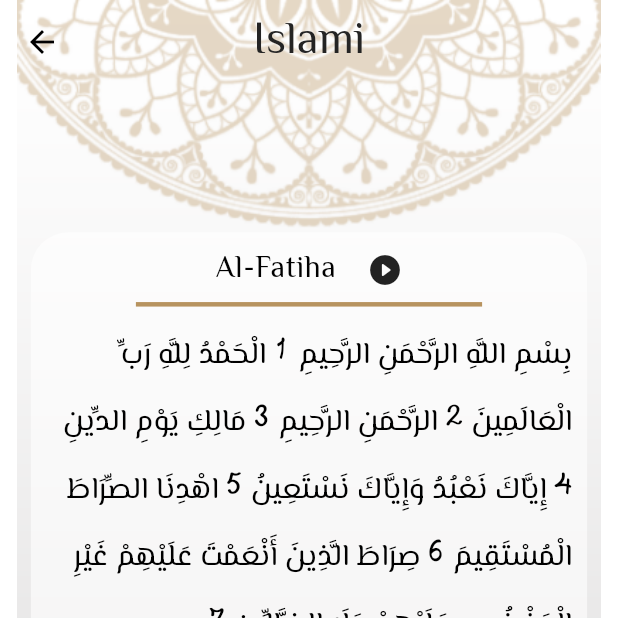
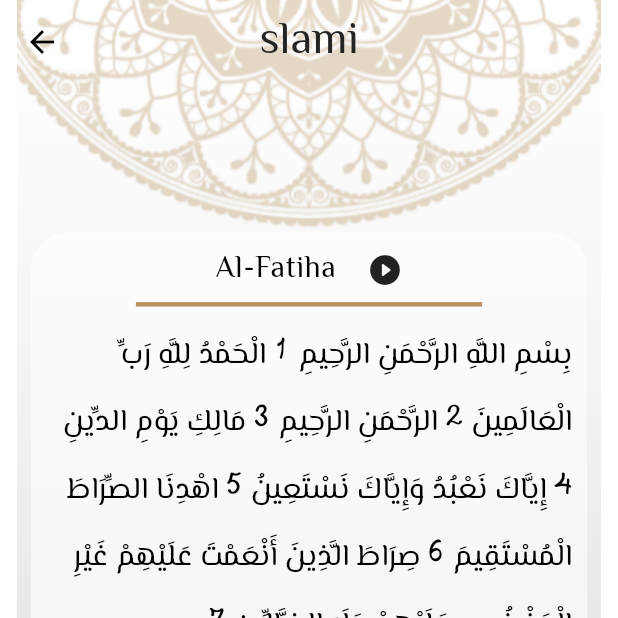
Before and after one commit to ahmedhosni-route/islami_1am_hti, a Flutter app: the screen it shows after launch, after a tap on "Al-Fatiha", on a phone screen of 412 x 824 dp, the top half of it. Run offline on Flutter 3.47's test engine with Material 3 defaults, Android fonts, the phone set to English and light mode, and no system bars; our stand-ins replace easy_localization, google_fonts.

```diff
--- a/lib/main.dart
+++ b/lib/main.dart
@@ -1,13 +1,23 @@
+import 'package:easy_localization/easy_localization.dart';
 import 'package:flutter/material.dart';
 import 'package:islami_1pm/core/theme/app_theme.dart';
 import 'package:islami_1pm/modules/layout/layout_screen.dart';
 import 'package:islami_1pm/modules/splash/splash_screen.dart';
-
 import 'modules/hadeth/hadeth_details_screen.dart';
 import 'modules/quran/surah_details.dart';
 
-void main() {
-  runApp(const MyApp());
+void main() async {
+  WidgetsFlutterBinding.ensureInitialized();
+  await EasyLocalization.ensureInitialized();
+
+  runApp(
+    EasyLocalization(
+        supportedLocales: const [Locale('en'), Locale('ar')],
+        path: 'assets/translations',
+        fallbackLocale: const Locale('en'),
+        child: const MyApp()
+    ),
+  );
 }
 
 class MyApp extends StatelessWidget {
@@ -21,6 +31,9 @@ class MyApp extends StatelessWidget {
       theme: AppTheme.lightTheme,
       darkTheme: AppTheme.darkTheme,
       themeMode: ThemeMode.light,
+      localizationsDelegates: context.localizationDelegates,
+      supportedLocales: context.supportedLocales,
+      locale: context.locale,
       routes: {
         LayoutScreen.routeName: (context) => LayoutScreen(),
         SplashScreen.routeName: (context) => const SplashScreen(),
--- a/lib/modules/layout/layout_screen.dart
+++ b/lib/modules/layout/layout_screen.dart
@@ -1,5 +1,6 @@
 import 'dart:math';
 
+import 'package:easy_localization/easy_localization.dart';
 import 'package:flutter/material.dart';
 import 'package:google_fonts/google_fonts.dart';
 import 'package:islami_1pm/modules/layout/screens/hadeth_screen.dart';
@@ -37,11 +38,11 @@ class _LayoutScreenState extends State<LayoutScreen> {
   //   }
   // }
   List<String> titles = [
-    "Islamic",
-    "Hadeth",
-    "Sebha",
-    "Radio",
-    "Settings",
+    "islami",
+    "hadeth",
+    "sebha",
+    "radio",
+    "settings",
   ];
   List<Widget> screens = [
     QuranScreen(),
@@ -58,7 +59,7 @@ class _LayoutScreenState extends State<LayoutScreen> {
         backgroundColor: Colors.transparent,
         appBar: AppBar(
           title: Text(
-            titles[selectedIndex],
+            titles[selectedIndex].tr(),
           ),
         ),
         bottomNavigationBar: BottomNavigationBar(
@@ -70,21 +71,21 @@ class _LayoutScreenState extends State<LayoutScreen> {
 
             setState(() {});
           },
-          items: const [
+          items:  [
             BottomNavigationBarItem(
                 icon: ImageIcon(AssetImage("assets/Images/icon_quran.png")),
-                label: "Quran"),
+                label: "quran".tr()),
             BottomNavigationBarItem(
                 icon: ImageIcon(AssetImage("assets/Images/icon_hadeth.png")),
-                label: "Hadeth"),
+                label: "hadeth".tr()),
             BottomNavigationBarItem(
                 icon: ImageIcon(AssetImage("assets/Images/icon_sebha.png")),
-                label: "Sebha"),
+                label: "sebha".tr()),
             BottomNavigationBarItem(
                 icon: ImageIcon(AssetImage("assets/Images/icon_radio.png")),
-                label: "Radio"),
+                label: "radio".tr()),
             BottomNavigationBarItem(
-                icon: Icon(Icons.settings), label: "Settings"),
+                icon: Icon(Icons.settings), label: "settings".tr()),
           ],
         ),
         body: PageView(
--- a/lib/modules/layout/screens/quran_screen.dart
+++ b/lib/modules/layout/screens/quran_screen.dart
@@ -1,3 +1,4 @@
+import 'package:easy_localization/easy_localization.dart';
 import 'package:flutter/material.dart';
 import 'package:islami_1pm/modules/layout/widgets/surah_name_widget.dart';
 
@@ -17,7 +18,7 @@ class QuranScreen extends StatelessWidget {
             children: [
               Expanded(
                   child: Text(
-                "Surah Name",
+                "surah_name".tr(),
                 textAlign: TextAlign.center,
                 style: theme.textTheme.bodyLarge,
               )),
@@ -25,8 +26,9 @@ class QuranScreen extends StatelessWidget {
                   height: size.height * 0.05, child: const VerticalDivider()),
               Expanded(
                   child: Text(
-                "Surah Verses",
-                textAlign: TextAlign.center,
+                    "surah_verses".tr(),
+
+                    textAlign: TextAlign.center,
                 style: theme.textTheme.bodyLarge,
               )),
             ],
--- a/lib/modules/layout/widgets/surah_name_widget.dart
+++ b/lib/modules/layout/widgets/surah_name_widget.dart
@@ -1,3 +1,4 @@
+import 'package:easy_localization/easy_localization.dart';
 import 'package:flutter/material.dart';
 
 import '../../quran/surah_details.dart';
@@ -364,13 +365,20 @@ class SurahNameWidget extends StatelessWidget {
     return InkWell(
       onTap: () {
         Navigator.pushNamed(context, SurahDetails.routeName,
-            arguments: SurahData(index, englishQuranSurahs[index]));
+            arguments: SurahData(
+              index,
+              context.locale == const Locale("ar")
+                  ? arabicAuranSuras[index]
+                  : englishQuranSurahs[index],
+            ));
       },
       child: Row(
         children: [
           Expanded(
               child: Text(
-            englishQuranSurahs[index],
+            context.locale == const Locale("ar")
+                ? arabicAuranSuras[index]
+                : englishQuranSurahs[index],
             textAlign: TextAlign.center,
             style: theme.textTheme.bodyLarge,
           )),
--- a/lib/modules/quran/surah_details.dart
+++ b/lib/modules/quran/surah_details.dart
@@ -27,7 +27,7 @@ class _SurahDetailsState extends State<SurahDetails> {
     return CustomBg(
       child: Scaffold(
         appBar: AppBar(
-          title: const Text("Islami"),
+          title:  Text("slami"),
         ),
         body: verses.isEmpty
             ? const Center(child: CircularProgressIndicator())
@@ -73,18 +73,21 @@ class _SurahDetailsState extends State<SurahDetails> {
                                   style: theme.textTheme.bodyLarge!.copyWith(
                                       fontFamily:
                                           GoogleFonts.amiriQuran().fontFamily),
-                                children:[
+                                  children: [
                                     TextSpan(text: " "),
-
-                                  TextSpan(text: (verses.indexWhere((element) => element == e) +1).toString(),style: Theme.of(context).textTheme.bodyLarge!.copyWith(
+                                    TextSpan(
+                                        text: (verses.indexWhere(
+                                                    (element) => element == e) +
+                                                1)
+                                            .toString(),
+                                        style: Theme.of(context)
+                                            .textTheme
+                                            .bodyLarge!
+                                            .copyWith(
                                                 fontFamily: "aya",
-                                    fontSize: 30
-                                  )),
+                                                fontSize: 30)),
                                     TextSpan(text: " "),
-
-
-                                ]
-                              );
+                                  ]);
                             }).toList()),
                             textDirection: TextDirection.rtl,
                           );
--- a/pubspec.yaml
+++ b/pubspec.yaml
@@ -39,8 +39,8 @@ dependencies:
   #UI
   google_fonts: 6.1.0
 
-
-
+  # localization
+  easy_localization: ^3.0.7
 
 dev_dependencies:
   flutter_test:
@@ -70,6 +70,7 @@ flutter:
     - assets/Suras/
     - assets/Hadeeth/
     - assets/fonts/
+    - assets/translations/
   #   - images/a_dot_ham.jpeg
 
   # An image asset can refer to one or more resolution-specific "variants", see
```
Also changed, not shown: assets/translations/ar.json (added, +11 -0 lines), assets/translations/en.json (added, +11 -0 lines), lib/generated/assets.dart, pubspec.lock, 1 other file. Lines whose indentation alone changed are shown as unchanged.
